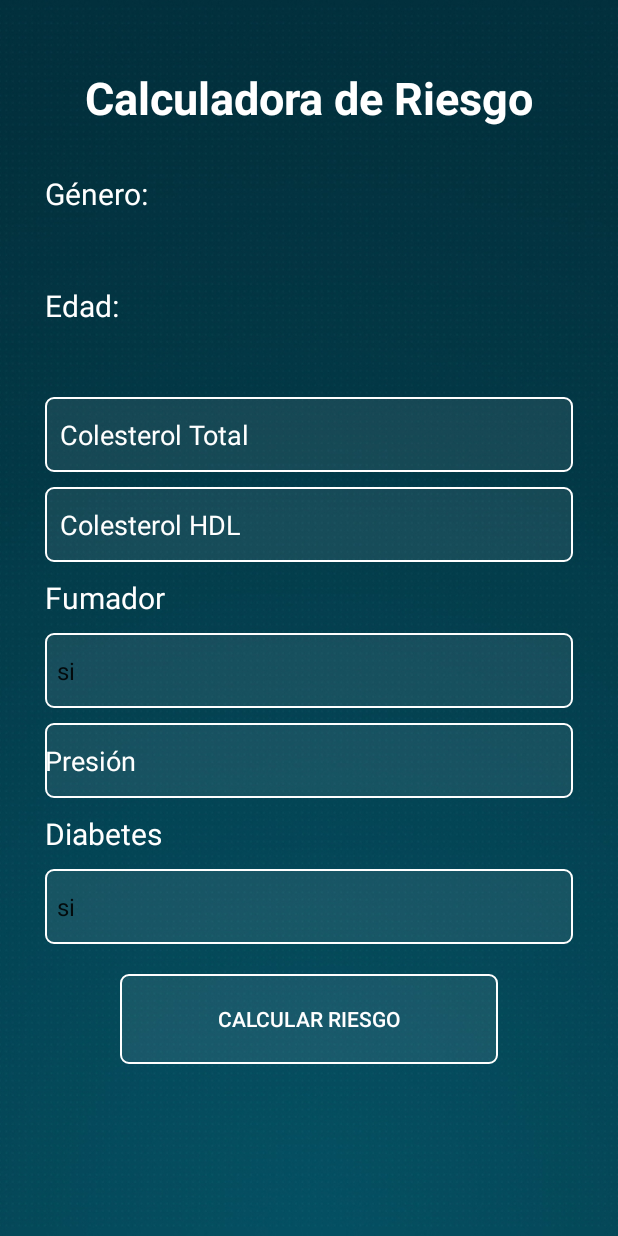
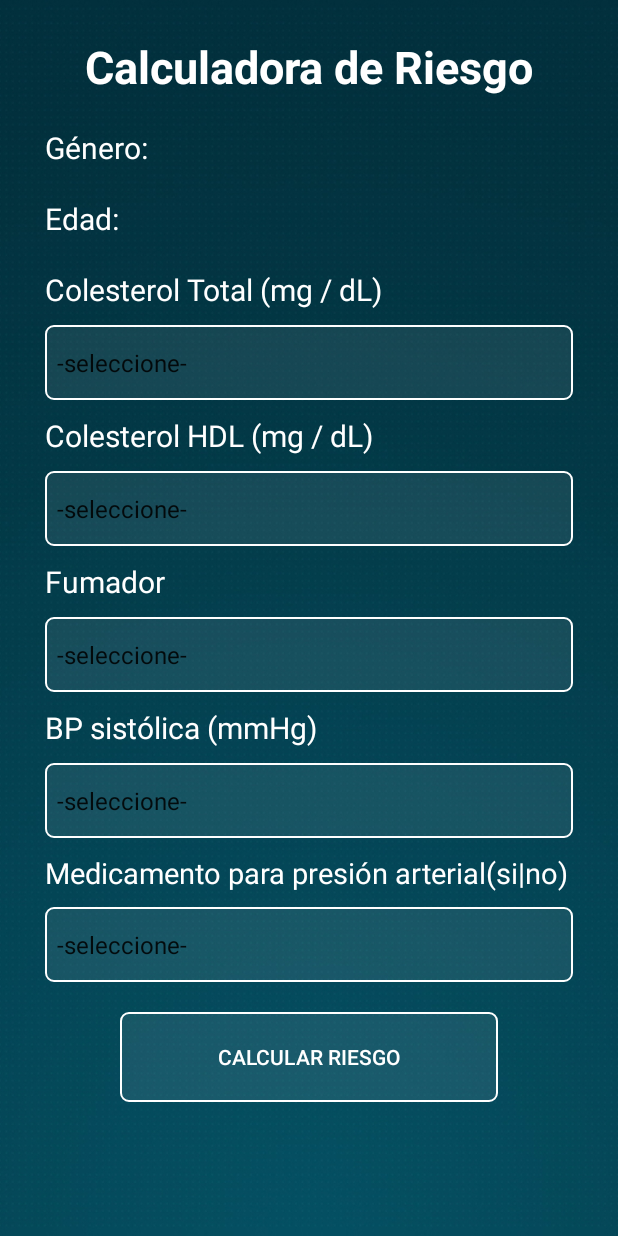
Before and after one commit to DannRomeR/BcareV1.02, an Android app: the Riesgo screen opened directly, with no data from a screen before it, on a phone screen of 412 x 824 dp. Run offline under Robolectric (Android 15) with nearby library versions, the phone set to English and light mode, and no system bars.

Commit message:
Validacion de Calculadora con la base de datos segunda parte

```diff
--- a/app/src/main/java/com/example/romeg/bcarev10/DBHelper.java
+++ b/app/src/main/java/com/example/romeg/bcarev10/DBHelper.java
@@ -111,7 +111,6 @@ public class DBHelper extends SQLiteOpenHelper {
         }
         return a;
     }
-
 
     public String searchname(String uname)
     {
@@ -275,6 +274,7 @@ public class DBHelper extends SQLiteOpenHelper {
     }
 
 
+
     public String actualizarData(String use, String uname,String name, int edad, String email, int tel, int cont1, int cont2,String gener)
     {
         String Mensaje = "";
--- a/app/src/main/res/layout/activity_expediente.xml
+++ b/app/src/main/res/layout/activity_expediente.xml
@@ -52,7 +52,6 @@
             android:textStyle="bold"
             android:textColor="#ffff"
             android:gravity="center"
-            android:layout_margin="5dp"
             android:visibility="invisible"
             />
 
--- a/app/src/main/res/layout/activity_riesgo.xml
+++ b/app/src/main/res/layout/activity_riesgo.xml
@@ -21,11 +21,10 @@
                 android:id="@+id/UserCalcu"
                 android:layout_width="match_parent"
                 android:layout_height="wrap_content"
-                android:text="Calculadora de Riesgo"
+                android:text=""
                 android:textSize="10dp"
                 android:textColor="#ffff"
                 android:gravity="center"
-                android:layout_margin="5dp"
                                 android:visibility="invisible"
                 />
             <TextView
@@ -37,12 +36,16 @@
                 android:textStyle="bold"
                 android:textColor="#ffff"
                 android:gravity="center"
-                android:layout_margin="20dp"
+                android:layout_margin="10dp"
                 />
 
+            <LinearLayout
+                android:layout_width="match_parent"
+                android:layout_height="match_parent"
+                android:orientation="horizontal">
                 <TextView
                     android:id="@+id/textView2"
-                android:layout_width="match_parent"
+                    android:layout_width="wrap_content"
                     android:layout_height="wrap_content"
                     android:text="Género:"
                     android:textColor="#ffff"
@@ -50,6 +53,7 @@
                     android:layout_marginTop="10dp"
                     android:layout_marginLeft="30dp"
                     android:layout_marginRight="30dp"
+                    android:layout_marginBottom="10dp"
                     />
 
                 <TextView
@@ -60,14 +64,20 @@
                     android:textColor="#ffff"
                     android:textSize="20sp"
                     android:layout_marginTop="10dp"
-                android:layout_marginLeft="30dp"
+                    android:layout_marginLeft="10dp"
                     android:layout_marginRight="30dp"
+                    android:layout_marginBottom="10dp"
                     />
 
+            </LinearLayout>
 
+            <LinearLayout
+                android:layout_width="match_parent"
+                android:layout_height="match_parent"
+                android:orientation="horizontal">
 
                 <TextView
-                android:layout_width="match_parent"
+                    android:layout_width="wrap_content"
                     android:layout_height="wrap_content"
                     android:text="Edad:"
                     android:textColor="#ffff"
@@ -75,6 +85,7 @@
                     android:layout_marginTop="10dp"
                     android:layout_marginLeft="30dp"
                     android:layout_marginRight="30dp"
+                    android:layout_marginBottom="10dp"
                     />
                 <TextView
                     android:id="@+id/textEdad"
@@ -86,40 +97,57 @@
                     android:layout_marginTop="10dp"
                     android:layout_marginLeft="30dp"
                     android:layout_marginRight="30dp"
+                    android:layout_marginBottom="10dp"
+                    />
+            </LinearLayout>
+
+            <TextView
+                android:layout_width="match_parent"
+                android:layout_height="wrap_content"
+                android:text="Colesterol Total (mg / dL)"
+                android:textColor="#ffff"
+                android:textSize="20sp"
+                android:layout_marginTop="10dp"
+                android:layout_marginLeft="30dp"
+                android:layout_marginRight="30dp"
                 />
 
-
-            <EditText
-                android:id="@+id/edtcolesterol1"
+            <Spinner
+                android:id="@+id/spcolesterol1"
                 android:layout_width="match_parent"
                 android:layout_height="50dp"
-                android:ems="10"
-                android:inputType="number"
-                android:text=""
-                android:hint="Colesterol Total"
-                android:paddingLeft="10dp"
                 android:textColorHint="#ffff"
+                android:hint="-Seleccione-"
                 android:layout_marginTop="10dp"
                 android:layout_marginLeft="30dp"
                 android:layout_marginRight="30dp"
                 android:background="@drawable/borde"
                 android:textColor="#ffff"/>
 
-            <EditText
-                android:id="@+id/edtcolesterolHDL"
+
+            <TextView
+                android:layout_width="match_parent"
+                android:layout_height="wrap_content"
+                android:text="Colesterol HDL (mg / dL)"
+                android:textColor="#ffff"
+                android:textSize="20sp"
+                android:layout_marginTop="10dp"
+                android:layout_marginLeft="30dp"
+                android:layout_marginRight="30dp"
+                />
+
+            <Spinner
+                android:id="@+id/spcolesterolHDL"
                 android:layout_width="match_parent"
                 android:layout_height="50dp"
-                android:ems="10"
-                android:inputType="number"
-                android:text=""
-                android:hint="Colesterol HDL"
-                android:paddingLeft="10dp"
                 android:textColorHint="#ffff"
+                android:hint="-Seleccione-"
                 android:layout_marginTop="10dp"
                 android:layout_marginLeft="30dp"
                 android:layout_marginRight="30dp"
                 android:background="@drawable/borde"
                 android:textColor="#ffff"/>
+
 
             <TextView
                 android:id="@+id/textView5"
@@ -143,30 +171,37 @@
                 android:layout_marginRight="30dp"
                 android:background="@drawable/borde"
                 android:textColor="#ffff"/>
+            <TextView
+                android:layout_width="match_parent"
+                android:layout_height="wrap_content"
+                android:text="BP sistólica (mmHg)"
+                android:textColor="#ffff"
+                android:textSize="20sp"
+                android:layout_marginTop="10dp"
+                android:layout_marginLeft="30dp"
+                android:layout_marginRight="30dp"
+                />
 
-
-            <EditText
-                android:id="@+id/edtpresion"
+            <Spinner
+                android:id="@+id/sppresion"
                 android:layout_width="match_parent"
                 android:layout_height="50dp"
-                android:ems="10"
-                android:inputType="number"
-                android:text=""
                 android:textColorHint="#ffff"
-                android:hint="Presión"
+                android:hint="-Seleccione-"
                 android:layout_marginTop="10dp"
                 android:layout_marginLeft="30dp"
                 android:layout_marginRight="30dp"
                 android:background="@drawable/borde"
                 android:textColor="#ffff"/>
 
+
             <TextView
                 android:id="@+id/textView7"
                 android:layout_width="match_parent"
                 android:layout_height="wrap_content"
-                android:text="Diabetes"
+                android:text="Medicamento para presión arterial(si|no)"
                 android:textColor="#ffff"
-                android:textSize="20sp"
+                android:textSize="19sp"
                 android:layout_marginTop="10dp"
                 android:layout_marginLeft="30dp"
                 android:layout_marginRight="30dp"/>
```
Also changed, not shown: app/src/main/java/com/example/romeg/bcarev10/Riesgo.java (+94 -59 lines). Lines whose indentation alone changed are shown as unchanged.
